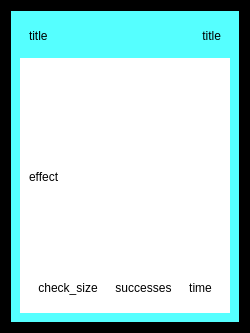
Above: src/py/cardwidget.ui from jyn-n/automatic-octo-dollop before the change. Below: the same form after it.
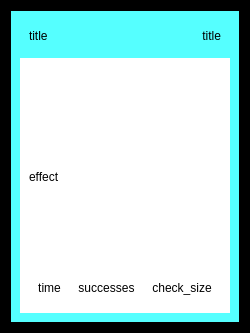
That is the form after the change.

The edit to the form file:
```diff
--- a/src/py/cardwidget.ui
+++ b/src/py/cardwidget.ui
@@ -277,7 +277,7 @@
                </sizepolicy>
               </property>
               <property name="text">
-               <string>check_size</string>
+               <string>time</string>
               </property>
               <property name="alignment">
                <set>Qt::AlignCenter</set>
@@ -303,7 +303,7 @@
             <item>
              <widget class="QLabel" name="label_time">
               <property name="text">
-               <string>time</string>
+               <string>check_size</string>
               </property>
               <property name="alignment">
                <set>Qt::AlignCenter</set>
```
